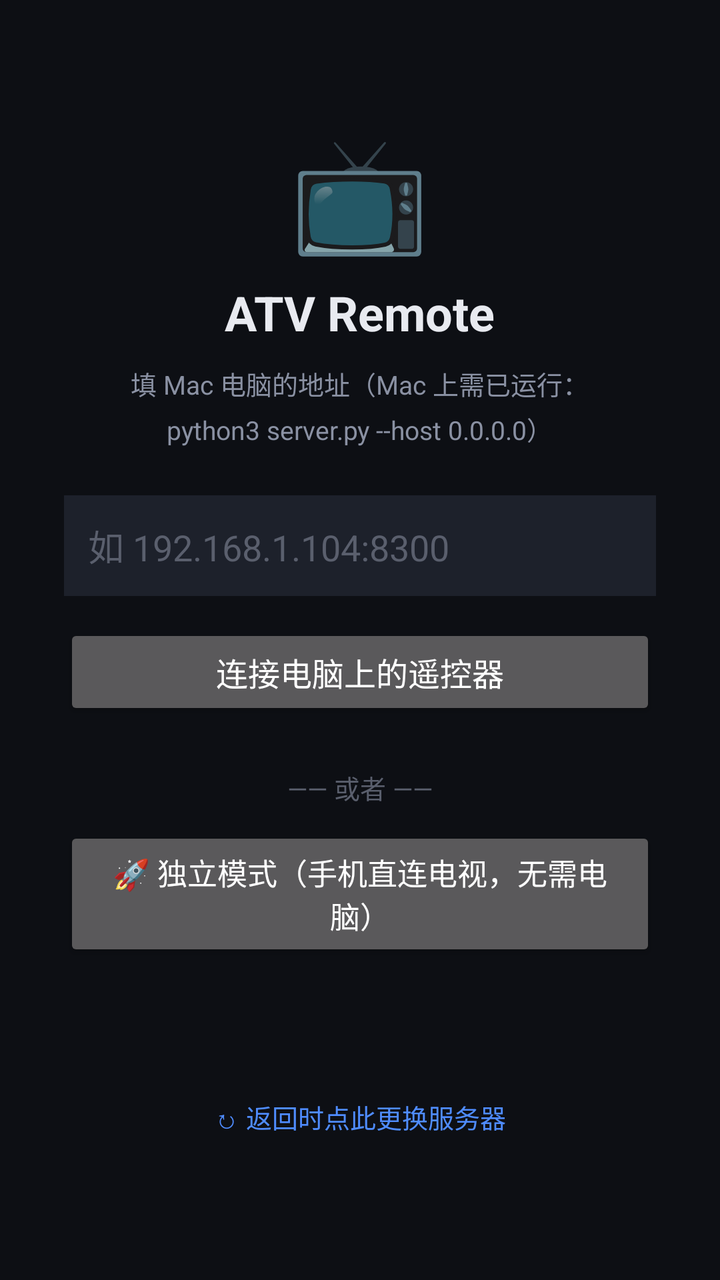
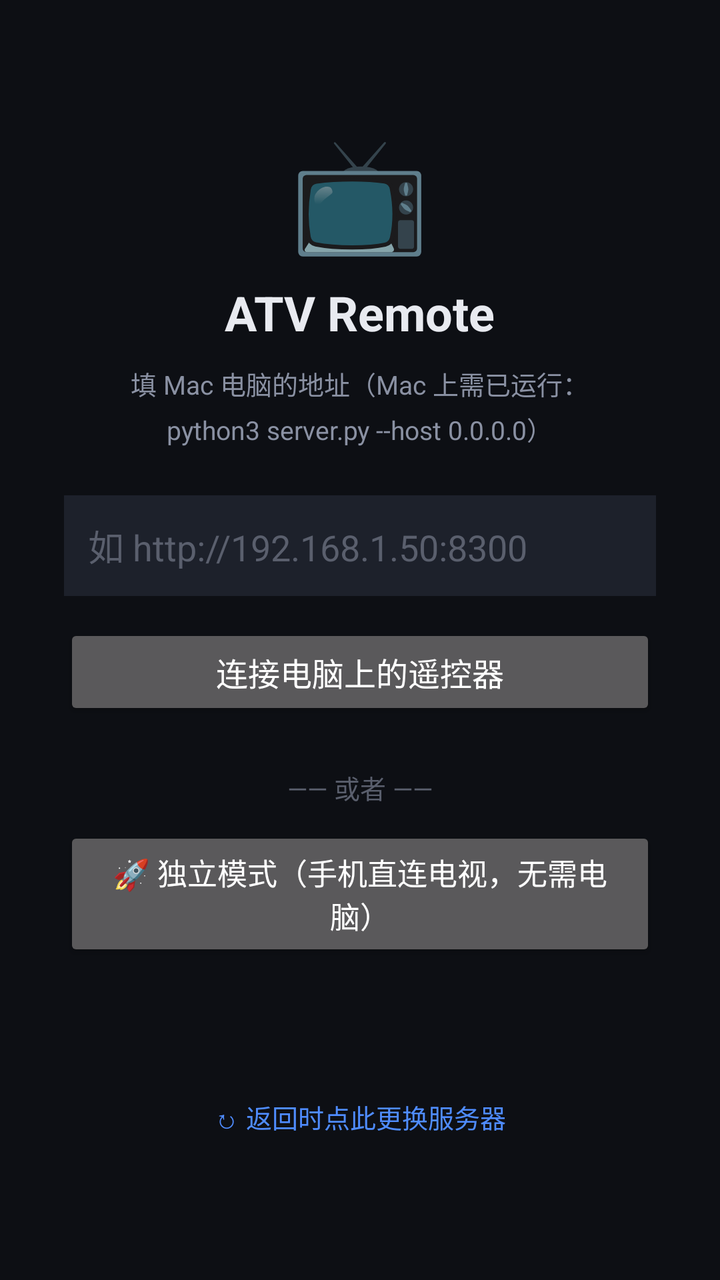

An Android layout rendered at two revisions. The XML below is the earlier revision; the diff shows what the commit changed to produce the second picture.
<!-- AndroidManifest.xml: application theme AppTheme -->
<!-- res/layout/activity_main.xml -->
<?xml version="1.0" encoding="utf-8"?>
<FrameLayout xmlns:android="http://schemas.android.com/apk/res/android"
    android:layout_width="match_parent"
    android:layout_height="match_parent"
    android:background="#0d0f14">

    <WebView
        android:id="@+id/webview"
        android:layout_width="match_parent"
        android:layout_height="match_parent"
        android:visibility="gone"/>

    <LinearLayout
        android:id="@+id/setupPanel"
        android:layout_width="match_parent"
        android:layout_height="match_parent"
        android:orientation="vertical"
        android:gravity="center"
        android:padding="32dp">

        <TextView
            android:layout_width="wrap_content"
            android:layout_height="wrap_content"
            android:text="📺"
            android:textSize="56sp"/>

        <TextView
            android:layout_width="wrap_content"
            android:layout_height="wrap_content"
            android:layout_marginTop="8dp"
            android:text="@string/app_name"
            android:textColor="#e8eaf0"
            android:textSize="24sp"
            android:textStyle="bold"/>

        <TextView
            android:layout_width="wrap_content"
            android:layout_height="wrap_content"
            android:layout_marginTop="10dp"
            android:layout_marginBottom="24dp"
            android:gravity="center"
            android:text="填 Mac 电脑的地址（Mac 上需已运行：\npython3 server.py --host 0.0.0.0）"
            android:textColor="#8a91a3"
            android:textSize="13sp"
            android:lineSpacingExtra="4dp"/>

        <EditText
            android:id="@+id/urlInput"
            android:layout_width="match_parent"
            android:layout_height="wrap_content"
            android:hint="如 192.168.1.104:8300"
            android:textColor="#e8eaf0"
            android:textColorHint="#5a5f6d"
            android:inputType="textUri"
            android:imeOptions="actionGo"
            android:padding="12dp"
            android:background="#1d212b"/>

        <Button
            android:id="@+id/connectBtn"
            android:layout_width="match_parent"
            android:layout_height="wrap_content"
            android:layout_marginTop="14dp"
            android:padding="12dp"
            android:text="连接电脑上的遥控器"
            android:textSize="16sp"/>

        <TextView
            android:layout_width="wrap_content"
            android:layout_height="wrap_content"
            android:layout_marginTop="24dp"
            android:text="—— 或者 ——"
            android:textColor="#5a5f6d"
            android:textSize="13sp"/>

        <Button
            android:id="@+id/standaloneBtn"
            android:layout_width="match_parent"
            android:layout_height="wrap_content"
            android:layout_marginTop="10dp"
            android:padding="12dp"
            android:text="🚀 独立模式（手机直连电视，无需电脑）"
            android:textSize="15sp"/>

        <TextView
            android:id="@+id/statusLine"
            android:layout_width="match_parent"
            android:layout_height="wrap_content"
            android:layout_marginTop="12dp"
            android:gravity="center"
            android:textColor="#4f8cff"
            android:textSize="13sp"/>

        <Button
            android:id="@+id/changeBtn"
            android:layout_width="wrap_content"
            android:layout_height="wrap_content"
            android:layout_marginTop="24dp"
            android:background="@android:color/transparent"
            android:text="↻ 返回时点此更换服务器"
            android:textColor="#4f8cff"
            android:textSize="13sp"/>
    </LinearLayout>
</FrameLayout>
<!-- resources referenced by this layout -->
<resources>
  <string name="app_name">ATV Remote</string>
  <style name="AppTheme" parent="android:Theme.Material.NoActionBar">
          <item name="android:windowBackground">#0d0f14</item>
          <item name="android:statusBarColor">#0d0f14</item>
          <item name="android:navigationBarColor">#0d0f14</item>
          <item name="android:colorAccent">#4f8cff</item>
          <item name="android:colorPrimary">#1d212b</item>
          <item name="android:colorPrimaryDark">#0d0f14</item>
      </style>
</resources>

<!-- the commit's change to res/layout/activity_main.xml (unified diff, before → after) -->
@@ -48,7 +48,7 @@
             android:id="@+id/urlInput"
             android:layout_width="match_parent"
             android:layout_height="wrap_content"
-            android:hint="如 192.168.1.104:8300"
+            android:hint="如 http://192.168.1.50:8300"
             android:textColor="#e8eaf0"
             android:textColorHint="#5a5f6d"
             android:inputType="textUri"
